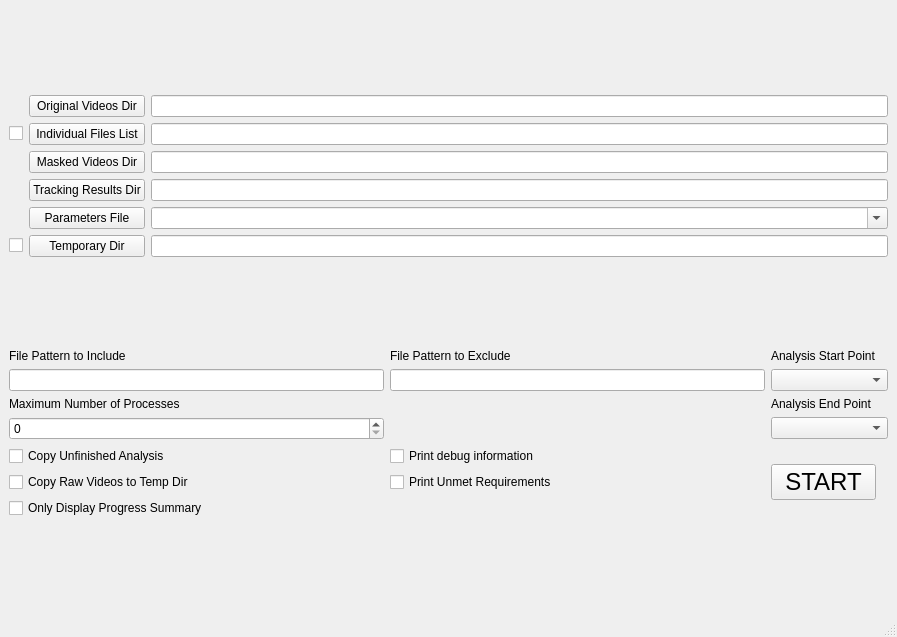
Old version of the form tierpsy/gui/QtDesignerFiles/BatchProcessing.ui in the repository ver228/tierpsy-tracker.
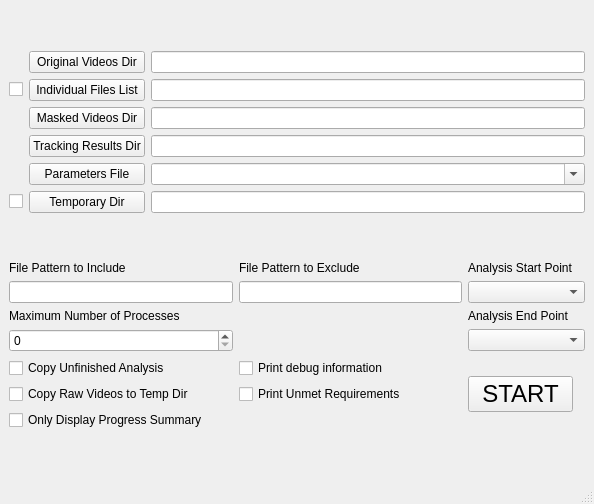
New version of the form.

The edit to the form file:
```diff
--- a/tierpsy/gui/QtDesignerFiles/BatchProcessing.ui
+++ b/tierpsy/gui/QtDesignerFiles/BatchProcessing.ui
@@ -6,8 +6,8 @@
    <rect>
     <x>0</x>
     <y>0</y>
-    <width>897</width>
-    <height>637</height>
+    <width>594</width>
+    <height>504</height>
    </rect>
   </property>
   <property name="windowTitle">
```
Left out of the diff: 2 changed lines with no effect on the pictures.
